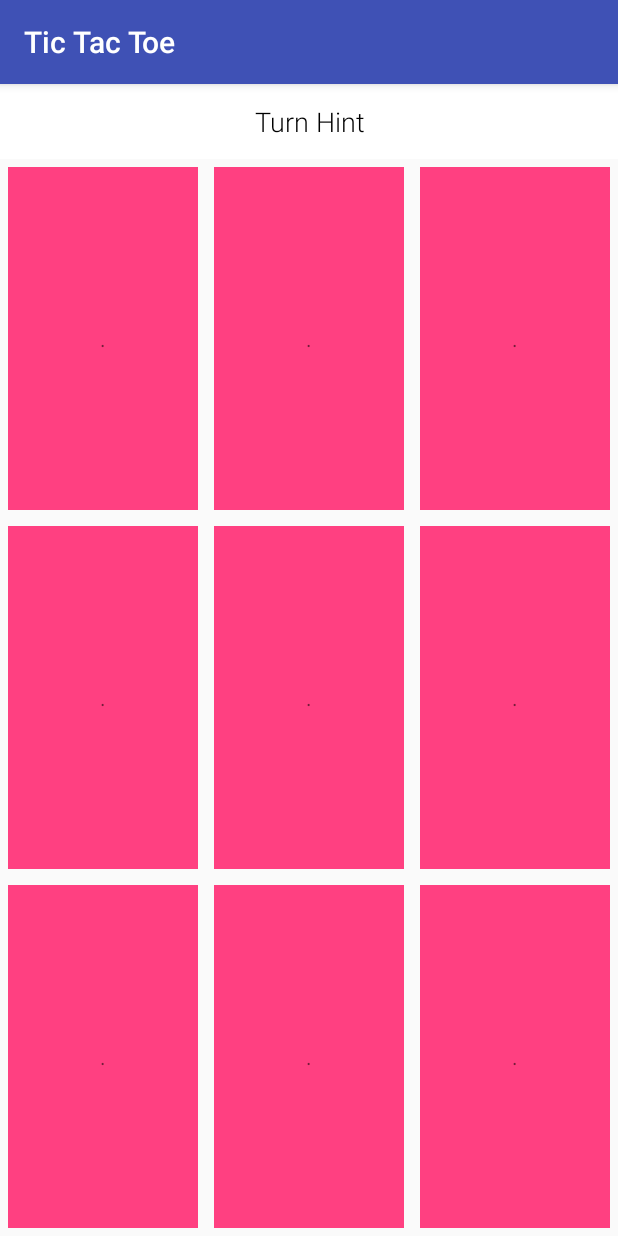
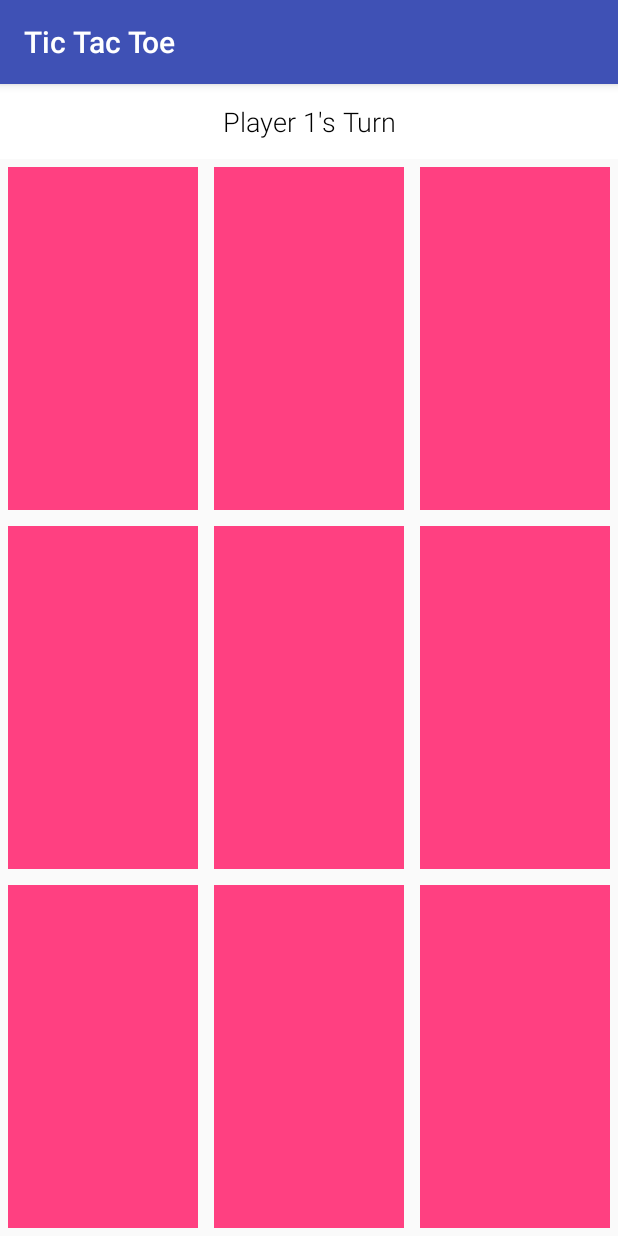
Before and after one commit to SeloSlav/tic-tac-toe, an Android app: the screen it shows after launch (MainActivity), on a phone screen of 412 x 824 dp. Run offline under Robolectric (Android 15) with nearby library versions, the phone set to English and light mode, and no system bars.

Commit message:
refactor and add some strings

```diff
--- a/app/src/main/java/com/martinerlic/tic_tac_toe/activity/MainActivity.java
+++ b/app/src/main/java/com/martinerlic/tic_tac_toe/activity/MainActivity.java
@@ -5,6 +5,7 @@ import android.support.v7.app.AppCompatActivity;
 import android.support.v7.widget.GridLayoutManager;
 import android.support.v7.widget.RecyclerView;
 import android.view.View;
+import android.widget.TextView;
 import android.widget.Toast;
 
 import com.martinerlic.tic_tac_toe.R;
@@ -18,6 +19,7 @@ public class MainActivity extends AppCompatActivity implements GridRecyclerAdapt
 
 
     GridRecyclerAdapter adapter;
+    TextView playerHint;
 
 
     @Override
@@ -28,7 +30,7 @@ public class MainActivity extends AppCompatActivity implements GridRecyclerAdapt
         setContentView(R.layout.main_activity);
 
         /* Dummy cell position data */
-        String[] data = {".", ".", ".", ".", ".", ".", ".", ".", "."};
+        String[] data = {"", "", "", "", "", "", "", "", ""};
 
         /* Initialize RecyclerView */
         RecyclerView recyclerView = (RecyclerView) findViewById(R.id.recyclerView);
@@ -38,19 +40,28 @@ public class MainActivity extends AppCompatActivity implements GridRecyclerAdapt
         adapter.setClickListener(this);
         recyclerView.setAdapter(adapter);
 
+        /* Create players */
         Player player1 = new Player().invoke();
         Player player2 = new Player().invoke();
 
-        /* Give initial turn to Player 1 */
-        player1.getPlayer1().setTurn(true);
+        /* Set initial game conditions */
+        initGameConditions(player1, player2);
 
         gameLoop(player1, player2);
     }
 
 
-    private void gameLoop(Player player1, Player player2) {
+    private void initGameConditions(Player player1, Player player2) {
+        player1.getPlayer1().setTurn(true); // Give initial turn to Player 1
+        playerHint = (TextView) findViewById(R.id.playerHint);
+        playerHint.setText(R.string.player_1_turn); // Indicate that it is Player 1's turn
         Toast.makeText(getApplicationContext(), "Player 1 is " + player1.getPlayer1().getTextValue(), Toast.LENGTH_LONG).show();
         Toast.makeText(getApplicationContext(), "Player 2 is " + player2.getPlayer2().getTextValue(), Toast.LENGTH_LONG).show();
+    }
+
+
+    private void gameLoop(Player player1, Player player2) {
+
     }
 
 
--- a/app/src/main/res/values/strings.xml
+++ b/app/src/main/res/values/strings.xml
@@ -1,4 +1,6 @@
 <resources>
     <string name="app_name">Tic Tac Toe</string>
     <string name="turn_hint">Turn Hint</string>
+    <string name="player_1_turn">Player 1\'s Turn</string>
+    <string name="player_2_turn">Player 2\'s Turn</string>
 </resources>
```
